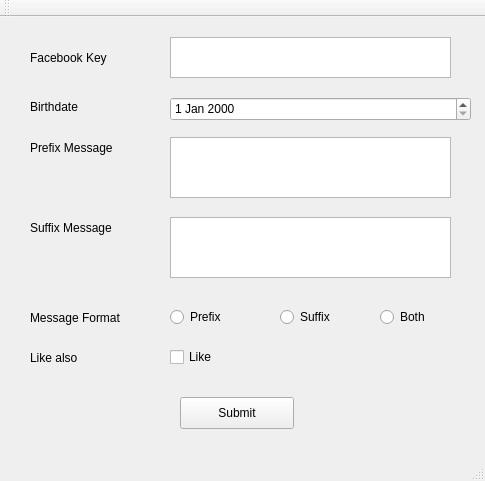
The window that facebookapp.ui (rahulkunji/birthday-laziness-app) describes before a commit, drawn with Qt 5.
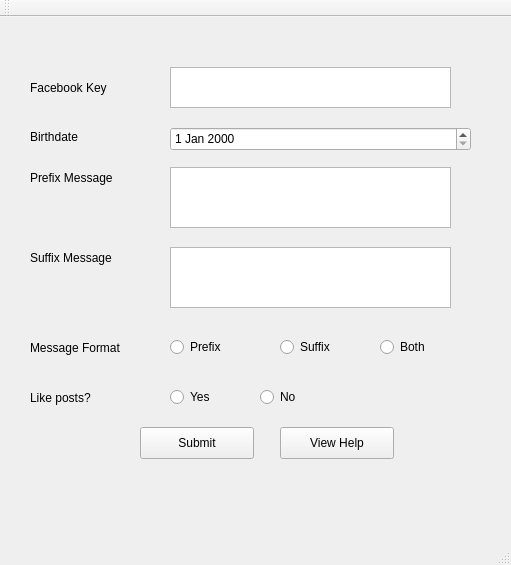
The same window after the commit.

Patch:
```diff
--- a/facebookapp.ui
+++ b/facebookapp.ui
@@ -6,8 +6,8 @@
    <rect>
     <x>0</x>
     <y>0</y>
-    <width>485</width>
-    <height>481</height>
+    <width>511</width>
+    <height>565</height>
    </rect>
   </property>
   <property name="windowTitle">
@@ -18,7 +18,7 @@
     <property name="geometry">
      <rect>
       <x>170</x>
-      <y>20</y>
+      <y>50</y>
       <width>281</width>
       <height>41</height>
      </rect>
@@ -28,7 +28,7 @@
     <property name="geometry">
      <rect>
       <x>170</x>
-      <y>120</y>
+      <y>150</y>
       <width>281</width>
       <height>61</height>
      </rect>
@@ -38,7 +38,7 @@
     <property name="geometry">
      <rect>
       <x>170</x>
-      <y>200</y>
+      <y>230</y>
       <width>281</width>
       <height>61</height>
      </rect>
@@ -48,7 +48,7 @@
     <property name="geometry">
      <rect>
       <x>170</x>
-      <y>80</y>
+      <y>110</y>
       <width>301</width>
       <height>24</height>
      </rect>
@@ -58,7 +58,7 @@
     <property name="geometry">
      <rect>
       <x>170</x>
-      <y>290</y>
+      <y>320</y>
       <width>102</width>
       <height>20</height>
      </rect>
@@ -71,7 +71,7 @@
     <property name="geometry">
      <rect>
       <x>280</x>
-      <y>290</y>
+      <y>320</y>
       <width>102</width>
       <height>20</height>
      </rect>
@@ -84,7 +84,7 @@
     <property name="geometry">
      <rect>
       <x>380</x>
-      <y>290</y>
+      <y>320</y>
       <width>102</width>
       <height>20</height>
      </rect>
@@ -93,24 +93,11 @@
      <string>Both</string>
     </property>
    </widget>
-   <widget class="QCheckBox" name="checkBox">
-    <property name="geometry">
-     <rect>
-      <x>170</x>
-      <y>330</y>
-      <width>87</width>
-      <height>20</height>
-     </rect>
-    </property>
-    <property name="text">
-     <string>Like </string>
-    </property>
-   </widget>
    <widget class="QPushButton" name="pushButton">
     <property name="geometry">
      <rect>
-      <x>180</x>
-      <y>380</y>
+      <x>140</x>
+      <y>410</y>
       <width>114</width>
       <height>32</height>
      </rect>
@@ -123,7 +110,7 @@
     <property name="geometry">
      <rect>
       <x>30</x>
-      <y>30</y>
+      <y>60</y>
       <width>131</width>
       <height>21</height>
      </rect>
@@ -136,7 +123,7 @@
     <property name="geometry">
      <rect>
       <x>30</x>
-      <y>80</y>
+      <y>110</y>
       <width>131</width>
       <height>21</height>
      </rect>
@@ -149,7 +136,7 @@
     <property name="geometry">
      <rect>
       <x>30</x>
-      <y>120</y>
+      <y>150</y>
       <width>131</width>
       <height>21</height>
      </rect>
@@ -162,7 +149,7 @@
     <property name="geometry">
      <rect>
       <x>30</x>
-      <y>200</y>
+      <y>230</y>
       <width>131</width>
       <height>21</height>
      </rect>
@@ -175,7 +162,7 @@
     <property name="geometry">
      <rect>
       <x>30</x>
-      <y>290</y>
+      <y>320</y>
       <width>91</width>
       <height>21</height>
      </rect>
@@ -188,13 +175,52 @@
     <property name="geometry">
      <rect>
       <x>30</x>
-      <y>330</y>
-      <width>131</width>
+      <y>370</y>
+      <width>91</width>
       <height>21</height>
      </rect>
     </property>
     <property name="text">
-     <string>Like also</string>
+     <string>Like posts?</string>
+    </property>
+   </widget>
+   <widget class="QRadioButton" name="radioButton_4">
+    <property name="geometry">
+     <rect>
+      <x>260</x>
+      <y>370</y>
+      <width>102</width>
+      <height>20</height>
+     </rect>
+    </property>
+    <property name="text">
+     <string>No</string>
+    </property>
+   </widget>
+   <widget class="QRadioButton" name="radioButton_5">
+    <property name="geometry">
+     <rect>
+      <x>170</x>
+      <y>370</y>
+      <width>102</width>
+      <height>20</height>
+     </rect>
+    </property>
+    <property name="text">
+     <string>Yes</string>
+    </property>
+   </widget>
+   <widget class="QPushButton" name="pushButton_2">
+    <property name="geometry">
+     <rect>
+      <x>280</x>
+      <y>410</y>
+      <width>114</width>
+      <height>32</height>
+     </rect>
+    </property>
+    <property name="text">
+     <string>View Help</string>
     </property>
    </widget>
   </widget>
```
Left out of the diff: 6 changed lines with no effect on the pictures.
